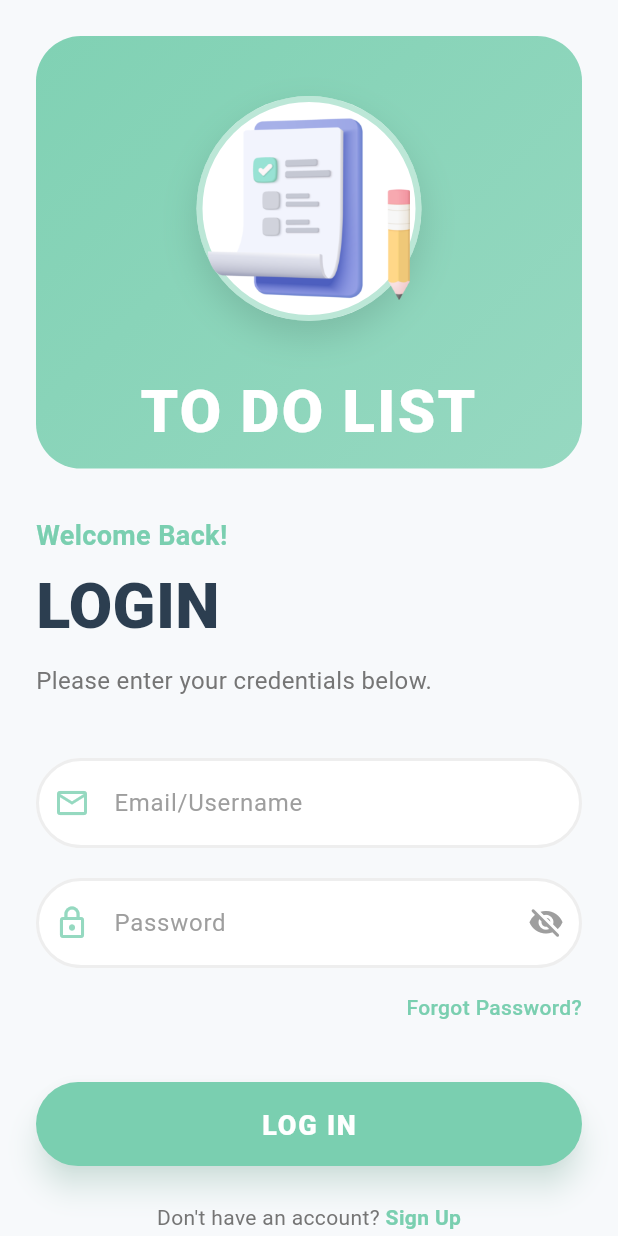
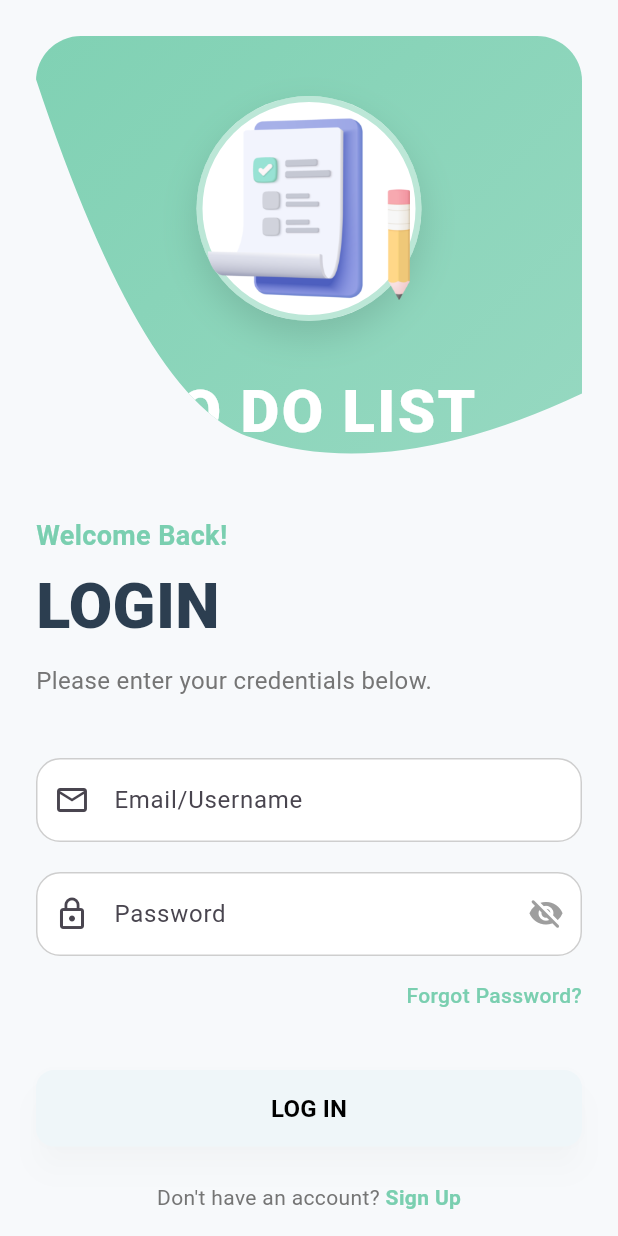
Before and after one commit to Adnan-k1/todo_list_app, a Flutter app: the LoginWidePage screen opened directly, on a phone screen of 412 x 824 dp. Run offline on Flutter 3.47's test engine with Material 3 defaults, Android fonts, the phone set to English and light mode, and no system bars; our stand-ins replace get, shared_preferences, sqflite; accounts and stored records are empty.

Commit message:
pembenaran login wide

```diff
--- a/lib/components/custom_button.dart
+++ b/lib/components/custom_button.dart
@@ -1,30 +1,53 @@
 import 'package:flutter/material.dart';
 
 class CustomButton extends StatelessWidget {
-  final String text;
+  final String? text;
+  final String? label;
   final VoidCallback onPressed;
 
-  const CustomButton({super.key, required this.text, required this.onPressed});
+  final Color? backgroundColor;
+  final double? elevation;
+  final Color? shadowColor;
+  final double? borderRadius;
+  final double? fontSize;
+  final Color? textColor;
+
+  const CustomButton({
+    super.key,
+    this.text,
+    this.label,
+    required this.onPressed,
+    this.backgroundColor,
+    this.elevation,
+    this.shadowColor,
+    this.borderRadius,
+    this.fontSize,
+    this.textColor,
+  });
 
   @override
   Widget build(BuildContext context) {
+    final displayText = text ?? label ?? '';
+
     return SizedBox(
       width: double.infinity,
       child: ElevatedButton(
         style: ElevatedButton.styleFrom(
           padding: const EdgeInsets.symmetric(vertical: 14),
-          backgroundColor: const Color(0xFFEFF6F9),
+          backgroundColor: backgroundColor ?? const Color(0xFFEFF6F9),
+          elevation: elevation ?? 8,
+          shadowColor: shadowColor ?? Colors.black.withOpacity(0.1),
           shape: RoundedRectangleBorder(
-            borderRadius: BorderRadius.circular(12),
+            borderRadius: BorderRadius.circular(borderRadius ?? 12),
           ),
         ),
         onPressed: onPressed,
         child: Text(
-          text,
-          style: const TextStyle(
-            fontSize: 16,
+          displayText,
+          style: TextStyle(
+            fontSize: fontSize ?? 16,
             fontWeight: FontWeight.bold,
-            color: Colors.black,
+            color: textColor ?? Colors.black,
           ),
         ),
       ),
--- a/lib/components/custom_text_field.dart
+++ b/lib/components/custom_text_field.dart
@@ -2,19 +2,23 @@ import 'package:flutter/material.dart';
 
 class CustomTextField extends StatelessWidget {
   final TextEditingController controller;
-  final String label;
   final String hint;
+  final IconData? prefixIcon;
+  final bool obscureText;
+  final Widget? suffixIcon;
+  final String? label;
   final bool readOnly;
-  final Widget? suffixIcon;
   final VoidCallback? onTap;
 
   const CustomTextField({
     super.key,
     required this.controller,
-    required this.label,
     required this.hint,
+    this.prefixIcon,
+    this.obscureText = false,
+    this.suffixIcon,
+    this.label,
     this.readOnly = false,
-    this.suffixIcon,
     this.onTap,
   });
 
@@ -27,26 +31,29 @@ class CustomTextField extends StatelessWidget {
     return Column(
       crossAxisAlignment: CrossAxisAlignment.start,
       children: [
-        Text(
-          label,
-          style: const TextStyle(
-            fontWeight: FontWeight.w600,
-            fontSize: 14,
+        if (label != null) ...[
+          Text(
+            label!,
+            style: const TextStyle(fontWeight: FontWeight.w600, fontSize: 14),
           ),
-        ),
-        const SizedBox(height: 6),
+          const SizedBox(height: 6),
+        ],
         TextField(
           controller: controller,
+          obscureText: obscureText,
           readOnly: readOnly,
           onTap: onTap,
           style: const TextStyle(fontSize: 16),
           decoration: InputDecoration(
             hintText: hint,
+            prefixIcon: Icon(prefixIcon),
             suffixIcon: suffixIcon,
             filled: true,
             fillColor: Colors.white,
-            contentPadding:
-                const EdgeInsets.symmetric(vertical: 16, horizontal: 20),
+            contentPadding: const EdgeInsets.symmetric(
+              vertical: 16,
+              horizontal: 20,
+            ),
             border: OutlineInputBorder(
               borderRadius: BorderRadius.circular(borderRadius),
               borderSide: BorderSide(color: borderColor, width: 1),
--- /dev/null
+++ b/lib/components/custom_wave_clipper.dart
@@ -0,0 +1,36 @@
+import 'package:flutter/material.dart';
+
+/// Custom Clipper untuk panel dekoratif kiri
+class CustomWaveClipper extends CustomClipper<Path> {
+  @override
+  Path getClip(Size size) {
+    final path = Path();
+    path.moveTo(0, size.height * 0.1);
+
+    var firstControlPoint = Offset(size.width * 0.2, size.height - 40);
+    var firstEndPoint = Offset(size.width * 0.4, size.height - 20);
+    path.quadraticBezierTo(
+      firstControlPoint.dx,
+      firstControlPoint.dy,
+      firstEndPoint.dx,
+      firstEndPoint.dy,
+    );
+
+    var secondControlPoint = Offset(size.width * 0.65, size.height + 10);
+    var secondEndPoint = Offset(size.width, size.height - 50);
+    path.quadraticBezierTo(
+      secondControlPoint.dx,
+      secondControlPoint.dy,
+      secondEndPoint.dx,
+      secondEndPoint.dy,
+    );
+
+    path.lineTo(size.width, 0);
+    path.lineTo(0, 0);
+    path.close();
+    return path;
+  }
+
+  @override
+  bool shouldReclip(covariant CustomClipper<Path> oldClipper) => false;
+}
--- /dev/null
+++ b/lib/components/logo_widget.dart
@@ -0,0 +1,45 @@
+import 'package:flutter/material.dart';
+
+const Color _primaryColor = Color(0xFF7ACFB0);
+
+class LogoWidget extends StatelessWidget {
+  final Widget? child;
+  final Color boundaryColor;
+  final Color backgroundColor;
+
+  const LogoWidget({
+    super.key,
+    this.child,
+    this.boundaryColor = _primaryColor,
+    this.backgroundColor = Colors.white,
+  });
+
+  @override
+  Widget build(BuildContext context) {
+    return Container(
+      width: 150,
+      height: 150,
+      decoration: BoxDecoration(
+        color: backgroundColor,
+        shape: BoxShape.circle,
+        border: Border.all(color: boundaryColor.withOpacity(0.5), width: 4),
+        boxShadow: const [
+          BoxShadow(
+            color: Colors.black12,
+            blurRadius: 20,
+            offset: Offset(0, 10),
+          ),
+        ],
+      ),
+      child: Center(
+        child:
+            child ??
+            Icon(
+              Icons.assignment_turned_in_rounded,
+              size: 80,
+              color: _primaryColor,
+            ),
+      ),
+    );
+  }
+}
--- a/lib/pages/widescreen/login_wide_page.dart
+++ b/lib/pages/widescreen/login_wide_page.dart
@@ -1,180 +1,15 @@
 import 'package:flutter/material.dart';
 import 'package:get/get.dart';
 import 'package:todo_list_app/controller/auth_controller.dart';
+import 'package:todo_list_app/components/custom_wave_clipper.dart';
+import 'package:todo_list_app/components/custom_text_field.dart';
+import 'package:todo_list_app/components/logo_widget.dart';
+import 'package:todo_list_app/components/custom_button.dart';
 
-// --- Reusable UI Components ---
 const Color _primaryColor = Color(0xFF7ACFB0);
 const Color _darkTextColor = Color(0xFF2C3E50);
 const Color _scaffoldBackgroundColor = Color(0xFFF7F9FB);
 
-/// Custom Clipper untuk panel dekoratif kiri
-class CustomWaveClipper extends CustomClipper<Path> {
-  @override
-  Path getClip(Size size) {
-    final path = Path();
-    path.moveTo(0, size.height * 0.1);
-
-    var firstControlPoint = Offset(size.width * 0.2, size.height - 40);
-    var firstEndPoint = Offset(size.width * 0.4, size.height - 20);
-    path.quadraticBezierTo(
-      firstControlPoint.dx,
-      firstControlPoint.dy,
-      firstEndPoint.dx,
-      firstEndPoint.dy,
-    );
-
-    var secondControlPoint = Offset(size.width * 0.65, size.height + 10);
-    var secondEndPoint = Offset(size.width, size.height - 50);
-    path.quadraticBezierTo(
-      secondControlPoint.dx,
-      secondControlPoint.dy,
-      secondEndPoint.dx,
-      secondEndPoint.dy,
-    );
-
-    path.lineTo(size.width, 0);
-    path.lineTo(0, 0);
-    path.close();
-    return path;
-  }
-
-  @override
-  bool shouldReclip(covariant CustomClipper<Path> oldClipper) => false;
-}
-
-/// Custom Text Field
-class CustomTextField extends StatelessWidget {
-  final TextEditingController controller;
-  final String hintText;
-  final IconData prefixIcon;
-  final bool obscureText;
-  final Widget? suffixIcon;
-
-  const CustomTextField({
-    super.key,
-    required this.controller,
-    required this.hintText,
-    required this.prefixIcon,
-    this.obscureText = false,
-    this.suffixIcon,
-  });
-
-  @override
-  Widget build(BuildContext context) {
-    const double borderRadius = 30.0;
-    return TextField(
-      controller: controller,
-      obscureText: obscureText,
-      style: const TextStyle(color: _darkTextColor, fontSize: 16),
-      decoration: InputDecoration(
-        hintText: hintText,
-        hintStyle: TextStyle(color: Colors.grey.shade500),
-        prefixIcon: Icon(prefixIcon, color: _primaryColor.withOpacity(0.8)),
-        suffixIcon: suffixIcon,
-        contentPadding: const EdgeInsets.symmetric(
-          vertical: 18,
-          horizontal: 20,
-        ),
-        filled: true,
-        fillColor: Colors.white,
-        border: OutlineInputBorder(
-          borderRadius: BorderRadius.circular(borderRadius),
-          borderSide: BorderSide.none,
-        ),
-        enabledBorder: OutlineInputBorder(
-          borderRadius: BorderRadius.circular(borderRadius),
-          borderSide: BorderSide(color: Colors.grey.shade200, width: 2),
-        ),
-        focusedBorder: OutlineInputBorder(
-          borderRadius: BorderRadius.circular(borderRadius),
-          borderSide: const BorderSide(color: _primaryColor, width: 2.5),
-        ),
-      ),
-    );
-  }
-}
-
-/// Custom Button
-class CustomButton extends StatelessWidget {
-  final String label;
-  final VoidCallback onPressed;
-
-  const CustomButton({super.key, required this.label, required this.onPressed});
-
-  @override
-  Widget build(BuildContext context) {
-    return SizedBox(
-      width: double.infinity,
-      height: 56,
-      child: ElevatedButton(
-        style: ElevatedButton.styleFrom(
-          backgroundColor: _primaryColor,
-          elevation: 8,
-          shadowColor: _primaryColor.withOpacity(0.4),
-          padding: const EdgeInsets.symmetric(vertical: 16),
-          shape: RoundedRectangleBorder(
-            borderRadius: BorderRadius.circular(30),
-          ),
-        ),
-        onPressed: onPressed,
-        child: Text(
-          label,
-          style: const TextStyle(
-            fontSize: 18,
-            fontWeight: FontWeight.w900,
-            color: Colors.white,
-            letterSpacing: 1.2,
-          ),
-        ),
-      ),
-    );
-  }
-}
-
-/// Logo Widget
-class LogoWidget extends StatelessWidget {
-  final Widget? child;
-  final Color boundaryColor;
-  final Color backgroundColor;
-
-  const LogoWidget({
-    super.key,
-    this.child,
-    this.boundaryColor = _primaryColor,
-    this.backgroundColor = Colors.white,
-  });
-
-  @override
-  Widget build(BuildContext context) {
-    return Container(
-      width: 150,
-      height: 150,
-      decoration: BoxDecoration(
-        color: backgroundColor,
-        shape: BoxShape.circle,
-        border: Border.all(color: boundaryColor.withOpacity(0.5), width: 4),
-        boxShadow: const [
-          BoxShadow(
-            color: Colors.black12,
-            blurRadius: 20,
-            offset: Offset(0, 10),
-          ),
-        ],
-      ),
-      child: Center(
-        child:
-            child ??
-            Icon(
-              Icons.assignment_turned_in_rounded,
-              size: 80,
-              color: _primaryColor,
-            ),
-      ),
-    );
-  }
-}
-
-/// --- Login Page ---
 class LoginWidePage extends GetView<AuthController> {
   const LoginWidePage({super.key});
 
@@ -190,7 +25,6 @@ class LoginWidePage extends GetView<AuthController> {
             final Widget loginForm = _buildLoginForm(context);
 
             if (isWideScreen) {
-              // Wide screen layout
               return Center(
                 child: Container(
                   constraints: const BoxConstraints(
@@ -210,18 +44,21 @@ class LoginWidePage extends GetView<AuthController> {
                   ),
                   child: Row(
                     children: [
-                      // Left Decoration
                       Expanded(
                         flex: 5,
+                        child: ClipPath(
+                          clipper: CustomWaveClipper(),
                           child: ClipRRect(
                             borderRadius: const BorderRadius.only(
                               topLeft: Radius.circular(24),
                               bottomLeft: Radius.circular(24),
                             ),
-                          child: SingleChildScrollView(child: decorationPanel),
+                            child: SingleChildScrollView(
+                              child: decorationPanel,
                             ),
                           ),
-                      // Right Login Form
+                        ),
+                      ),
                       Expanded(
                         flex: 5,
                         child: Center(
@@ -242,7 +79,6 @@ class LoginWidePage extends GetView<AuthController> {
                 ),
               );
             } else {
-              // Mobile layout
               return SingleChildScrollView(
                 padding: const EdgeInsets.all(24),
                 child: Column(
@@ -250,9 +86,12 @@ class LoginWidePage extends GetView<AuthController> {
                   children: [
                     Container(
                       height: constraints.maxHeight * 0.35,
+                      child: ClipPath(
+                        clipper: CustomWaveClipper(),
                         child: ClipRRect(
                           borderRadius: BorderRadius.circular(30),
                           child: SingleChildScrollView(child: decorationPanel),
+                        ),
                       ),
                     ),
                     const SizedBox(height: 32),
@@ -352,14 +191,14 @@ class LoginWidePage extends GetView<AuthController> {
         const SizedBox(height: 40),
         CustomTextField(
           controller: controller.usernameController,
-          hintText: "Email/Username",
+          hint: "Email/Username",
           prefixIcon: Icons.mail_outline,
         ),
         const SizedBox(height: 20),
         Obx(
           () => CustomTextField(
             controller: controller.passwordController,
-            hintText: "Password",
+            hint: "Password",
             prefixIcon: Icons.lock_outline,
             obscureText: controller.isPasswordHidden.value,
             suffixIcon: IconButton(
```
Lines whose indentation alone changed are shown as unchanged.
